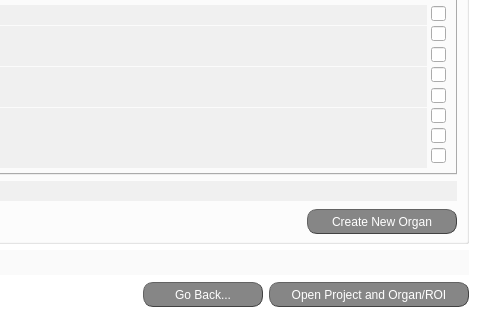
Old version of the form src/gui/ui/create_organ_screen.ui in the repository jsanchez679/morphoHeart_rev; both pictures show x 331 to 811 and y 493 to 813 of the 811 by 813 pixel window.
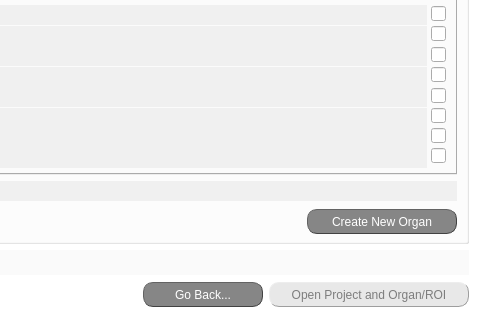
New version of the form.

```diff
--- a/src/gui/ui/create_organ_screen.ui
+++ b/src/gui/ui/create_organ_screen.ui
@@ -3121,6 +3121,9 @@
      </item>
      <item>
       <widget class="QPushButton" name="go_to_main_window">
+       <property name="enabled">
+        <bool>false</bool>
+       </property>
        <property name="minimumSize">
         <size>
          <width>200</width>
```
